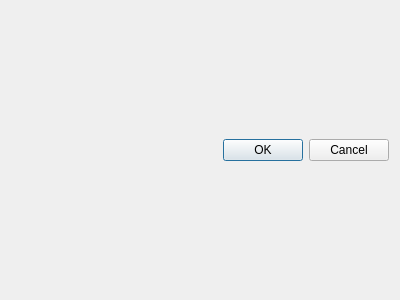
Old version of the form src/transcoder/transcoderoptionsdialog.ui in the repository clementine-player/Clementine.
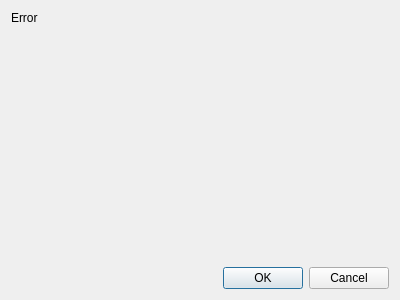
New version of the form.

Commit message:
transcoder: Provide user feedback in options error condition
Remove condition that allows no dialog to be displayed when user selects
options for transcoding. Display the dialog with an error message
instead. This also applies to the transcode options dialog in the
ripping and network remote settings.

Diff of the .ui file:
```diff
--- a/src/transcoder/transcoderoptionsdialog.ui
+++ b/src/transcoder/transcoderoptionsdialog.ui
@@ -14,6 +14,19 @@
    <string>Transcoding options</string>
   </property>
   <layout class="QVBoxLayout" name="verticalLayout">
+   <item>
+    <widget class="QLabel" name="errorMessage">
+     <property name="enabled">
+      <bool>true</bool>
+     </property>
+     <property name="text">
+      <string>Error</string>
+     </property>
+     <property name="alignment">
+      <set>Qt::AlignLeading|Qt::AlignLeft|Qt::AlignTop</set>
+     </property>
+    </widget>
+   </item>
    <item>
     <widget class="QDialogButtonBox" name="buttonBox">
      <property name="orientation">
```
The commit also changes 5 other files.
